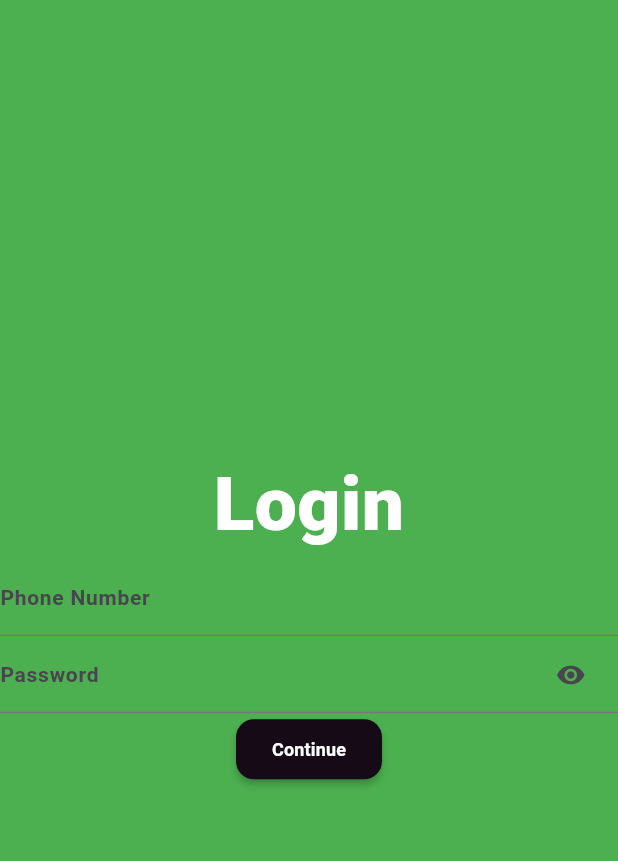
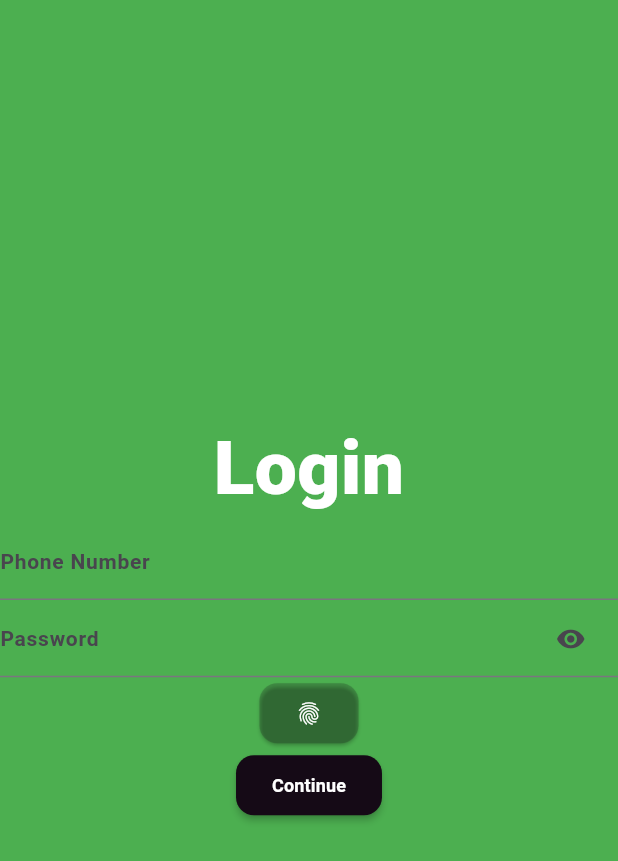
Before and after one commit to Mansyahariii/KB1179-1123150127-uts, a Flutter app: the Loginscreen screen opened directly, on a phone screen of 412 x 824 dp. Shown: the top 861 px of the screen. Run offline on Flutter 3.47's test engine with Material 3 defaults, Android fonts, the phone set to English and light mode, and no system bars.

```diff
--- a/lib/screen/LoginScreen.dart
+++ b/lib/screen/LoginScreen.dart
@@ -58,6 +58,18 @@ class Loginscreen extends StatelessWidget {
             ElevatedButton(
               onPressed: () {},
               style: ElevatedButton.styleFrom(
+                backgroundColor: const Color.fromARGB(50, 21, 10, 22),
+                foregroundColor: Colors.white,
+                shape: RoundedRectangleBorder(
+                  borderRadius: BorderRadius.circular(12),
+                ),
+                // elevation: 2,
+              ),
+              child: const Icon(Icons.fingerprint),
+            ),
+            ElevatedButton(
+              onPressed: () {},
+              style: ElevatedButton.styleFrom(
                 backgroundColor: const Color.fromARGB(255, 21, 10, 22),
                 foregroundColor: Colors.black,
                 shape: RoundedRectangleBorder(
```
